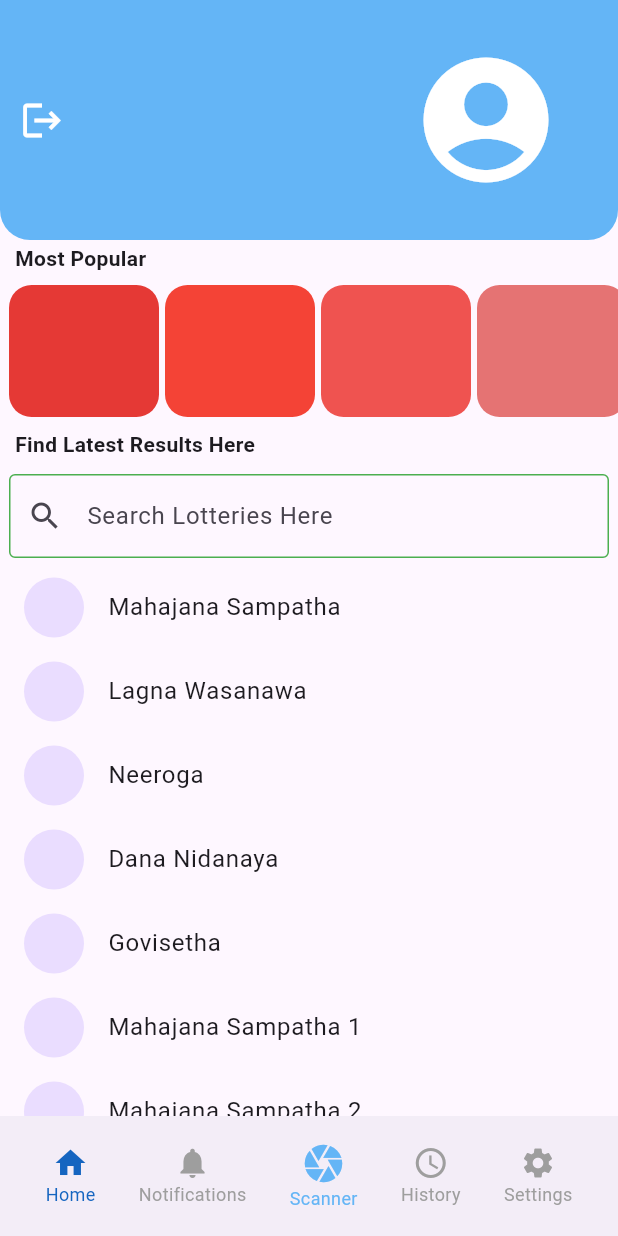
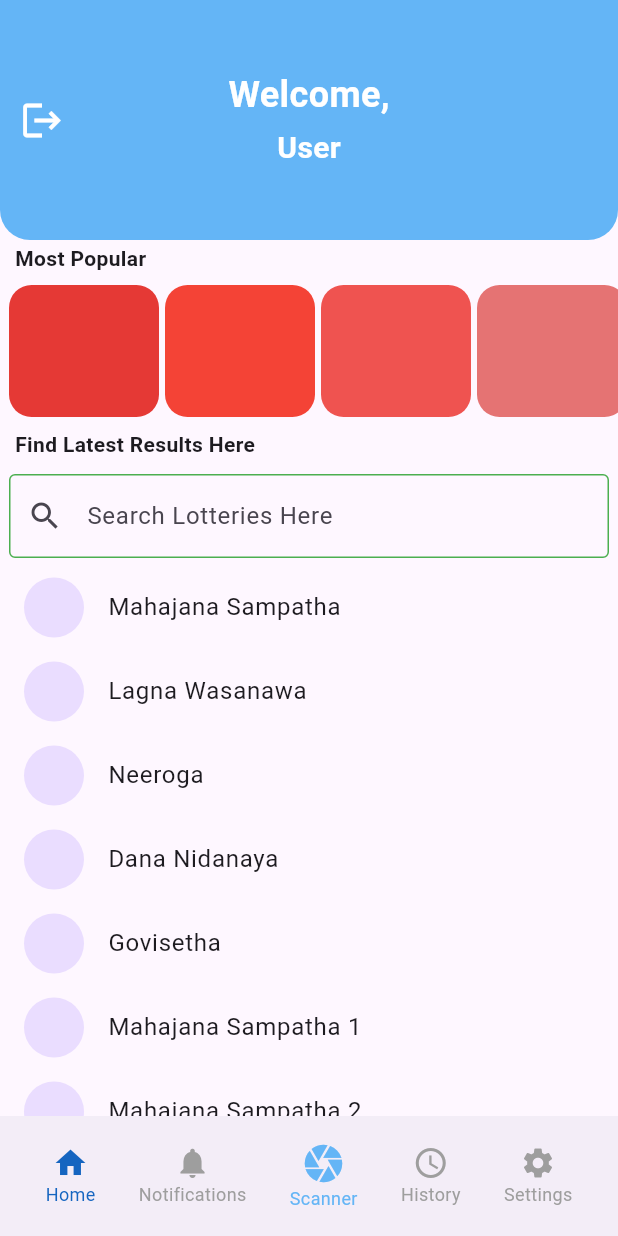
Before and after one commit to sumira/lottery-scanner-app, a Flutter app: the screen it shows after launch, on a phone screen of 412 x 824 dp. Run offline on Flutter 3.47's test engine with Material 3 defaults, Android fonts, the light colour scheme and no system bars; our stand-ins replace cloud_firestore, firebase_auth, firebase_core; accounts and stored records are empty.

Commit message:
User greeting added to the home

```diff
--- a/lib/pages/settings.dart
+++ b/lib/pages/settings.dart
@@ -1,7 +1,7 @@
 import 'package:flutter/material.dart';
 
-class Settings extends StatelessWidget {
-  const Settings({super.key});
+class SettingsPage extends StatelessWidget {
+  const SettingsPage({super.key});
 
   @override
   Widget build(BuildContext context) {
--- a/lib/screens/home/home.dart
+++ b/lib/screens/home/home.dart
@@ -1,3 +1,4 @@
+import 'package:firebase_auth/firebase_auth.dart';
 import 'package:flutter/material.dart';
 import 'package:lottery_app/pages/login/signUp/login.dart';
 import 'package:lottery_app/routes/routes.dart';
@@ -6,6 +7,7 @@ import 'package:lottery_app/pages/lottery_history.dart';
 import 'package:lottery_app/pages/notifications.dart';
 import 'package:lottery_app/pages/settings.dart';
 import 'package:lottery_app/services/authentication.dart';
+import 'package:cloud_firestore/cloud_firestore.dart';
 
 class Home extends StatefulWidget {
   const Home({super.key});
@@ -16,13 +18,48 @@ class Home extends StatefulWidget {
 
 class _HomeState extends State<Home> {
   int _selectedIndex = 0;
+  String? userName;
+
+  @override
+  void initState() {
+    super.initState();
+    _fetchUserName();
+  }
+
+  Future<void> _fetchUserName() async {
+    User? user = FirebaseAuth.instance.currentUser;
+    if (user != null && user.email != null) {
+      try {
+        QuerySnapshot userSnapshot = await FirebaseFirestore.instance
+            .collection('users')
+            .where('email', isEqualTo: user.email)
+            .limit(1)
+            .get();
+
+        if (userSnapshot.docs.isNotEmpty) {
+          setState(() {
+            userName = userSnapshot.docs.first['name'];
+          });
+        } else {
+          setState(() {
+            userName = 'User';
+          });
+        }
+      } catch (e) {
+        print('Error fetching user name: $e');
+        setState(() {
+          userName = 'User';
+        });
+      }
+    }
+  }
 
   static final List<Widget> _pages = <Widget>[
     HomeScreen(),
     LotteryNotifications(),
-    HomeScreen(), // Placeholder for scanner
+    HomeScreen(),
     LotteryHistory(),
-    Settings(),
+    SettingsPage(),
   ];
 
   void _onItemTapped(int index) {
@@ -58,18 +95,28 @@ class _HomeState extends State<Home> {
                 bottomLeft: Radius.circular(20),
                 bottomRight: Radius.circular(20))),
         backgroundColor: Colors.blue[300],
-        actions: [
-          Padding(
-            padding: const EdgeInsets.only(right: 30),
-            child: IconButton(
-                onPressed: () {},
-                icon: const Icon(
-                  Icons.account_circle,
-                  size: 100,
-                  color: Colors.white,
-                )),
-          )
-        ],
+        flexibleSpace: SafeArea(
+          child: Column(
+            mainAxisAlignment: MainAxisAlignment.center,
+            children: [
+              const Text(
+                'Welcome,',
+                style: TextStyle(
+                    color: Colors.white,
+                    fontSize: 24,
+                    fontWeight: FontWeight.bold),
+              ),
+              const SizedBox(height: 4),
+              Text(
+                userName ?? 'User',
+                style: const TextStyle(
+                    color: Colors.white,
+                    fontSize: 20,
+                    fontWeight: FontWeight.bold),
+              ),
+            ],
+          ),
+        ),
       ),
       body: IndexedStack(
         index: _selectedIndex,
```
